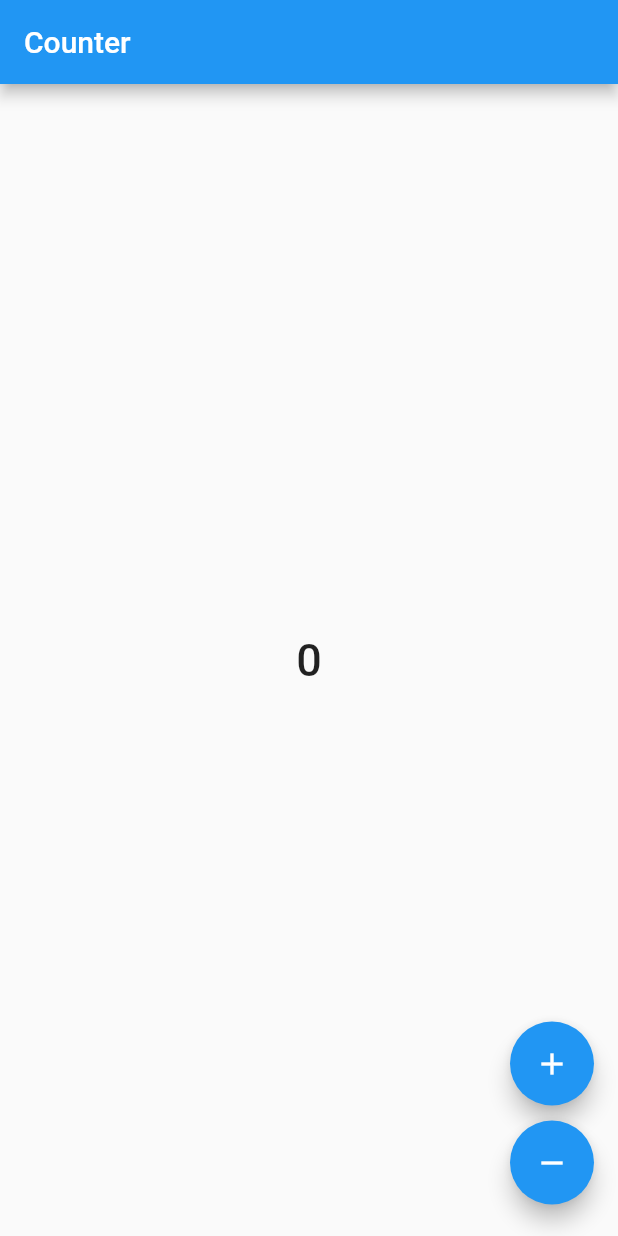
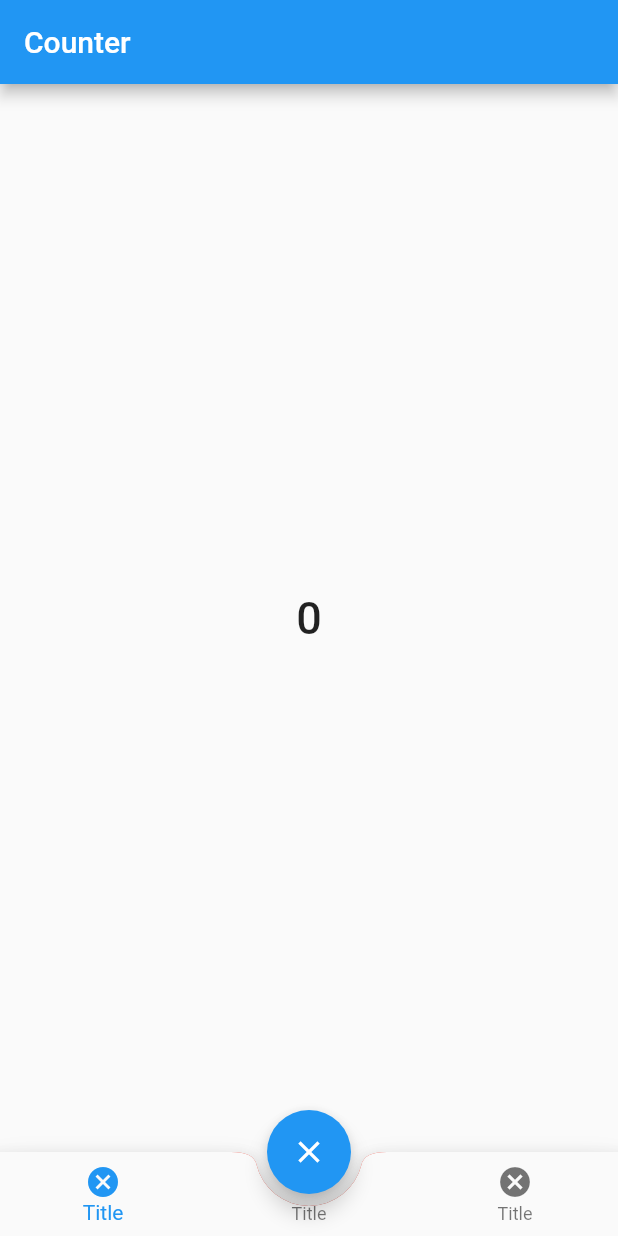
Before and after one commit to mahmudulhasan766/Flutter_Bloc_Ex, a Flutter app: the screen it shows after launch, on a phone screen of 412 x 824 dp. Run offline on Flutter 3.47's test engine with Material 2 defaults, Android fonts, the light colour scheme and no system bars; our stand-ins replace bloc, equatable, flutter_bloc.

Commit message:
curve bottom nav Bar

```diff
--- a/lib/main.dart
+++ b/lib/main.dart
@@ -7,6 +7,8 @@ import 'app.dart';
 import 'counter/bloc/counter_bloc.dart';
 
 import 'counter_observer.dart';
+import 'home.dart';
+
 
 void main() {
   // BlocOverrides.runZoned(
@@ -44,26 +46,43 @@ class CounterPage extends StatelessWidget {
           );
         },
       ),
-      floatingActionButton: Column(
-        crossAxisAlignment: CrossAxisAlignment.end,
-        mainAxisAlignment: MainAxisAlignment.end,
-        children: <Widget>[
-          Padding(
-            padding: EdgeInsets.symmetric(vertical: 5.0),
-            child: FloatingActionButton(
-              child: Icon(Icons.add),
-              onPressed: () => context.read<CounterBloc>().add(CounterIncrementPressed()),
-            ),
-          ),
-          Padding(
-            padding: EdgeInsets.symmetric(vertical: 5.0),
-            child: FloatingActionButton(
-              child: Icon(Icons.remove),
-              onPressed: () => context.read<CounterBloc>().add(CounterDecrementPressed()),
-            ),
-          ),
-        ],
+      // floatingActionButton: Column(
+      //   crossAxisAlignment: CrossAxisAlignment.end,
+      //   mainAxisAlignment: MainAxisAlignment.end,
+      //   children: <Widget>[
+      //     Padding(
+      //       padding: EdgeInsets.symmetric(vertical: 5.0),
+      //       child: FloatingActionButton(
+      //         child: Icon(Icons.add),
+      //         onPressed: () => context.read<CounterBloc>().add(CounterIncrementPressed()),
+      //       ),
+      //     ),
+      //     Padding(
+      //       padding: EdgeInsets.symmetric(vertical: 5.0),
+      //       child: FloatingActionButton(
+      //         child: Icon(Icons.remove),
+      //         onPressed: () => context.read<CounterBloc>().add(CounterDecrementPressed()),
+      //       ),
+      //     ),
+      //   ],
+      // ),
+      floatingActionButton: FloatingActionButton(
+        onPressed: null,
+        child: Icon(Icons.close),
       ),
+      bottomNavigationBar: BottomAppBar(
+        shape: CircularNotchedRectangle(),
+        color: Colors.red,
+        notchMargin: 8,
+        clipBehavior: Clip.antiAlias,
+        child: BottomNavigationBar(items: [
+          BottomNavigationBarItem(icon: Icon(Icons.cancel), label: "Title"),
+          BottomNavigationBarItem(icon: Icon(Icons.cancel), label: "Title"),
+          BottomNavigationBarItem(icon: Icon(Icons.cancel), label: "Title"),
+        ]),
+      ),
+      floatingActionButtonLocation: FloatingActionButtonLocation.centerDocked,
+
     );
   }
 }
```
Also changed, not shown: lib/bloc/user_bloc.dart (added, +20 -0 lines), lib/bloc/user_event.dart (added, +14 -0 lines), lib/bloc/user_state.dart (added, +17 -0 lines), lib/home.dart (+2 -59 lines), lib/user.dart (added, +11 -0 lines), pubspec.lock.
